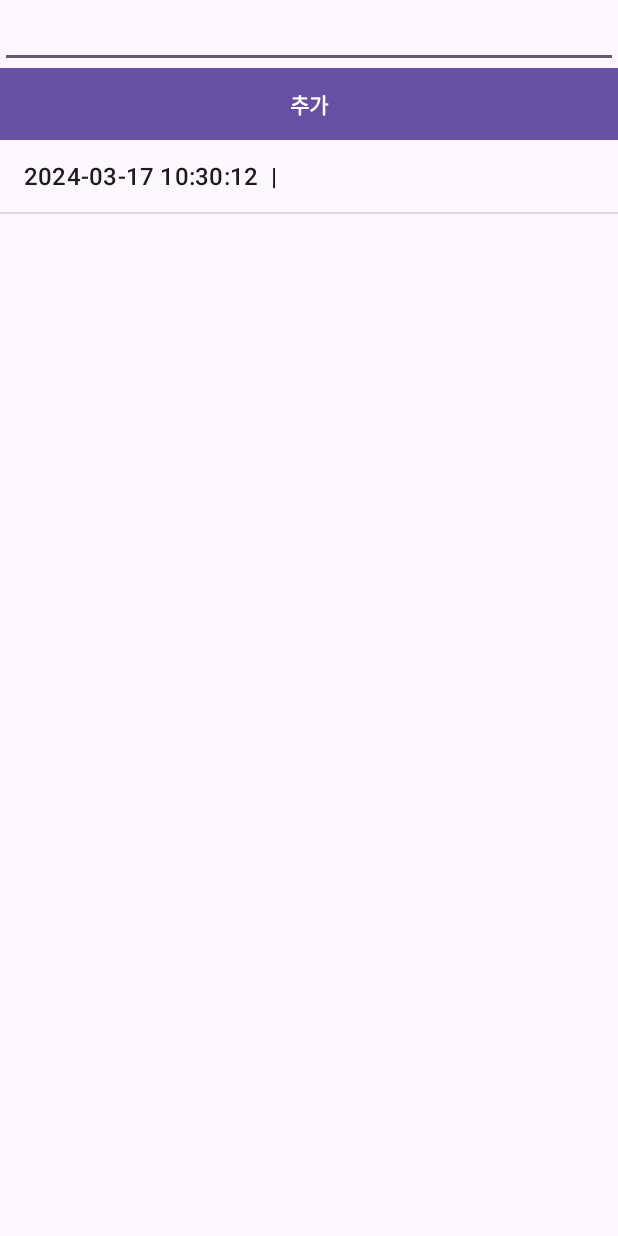
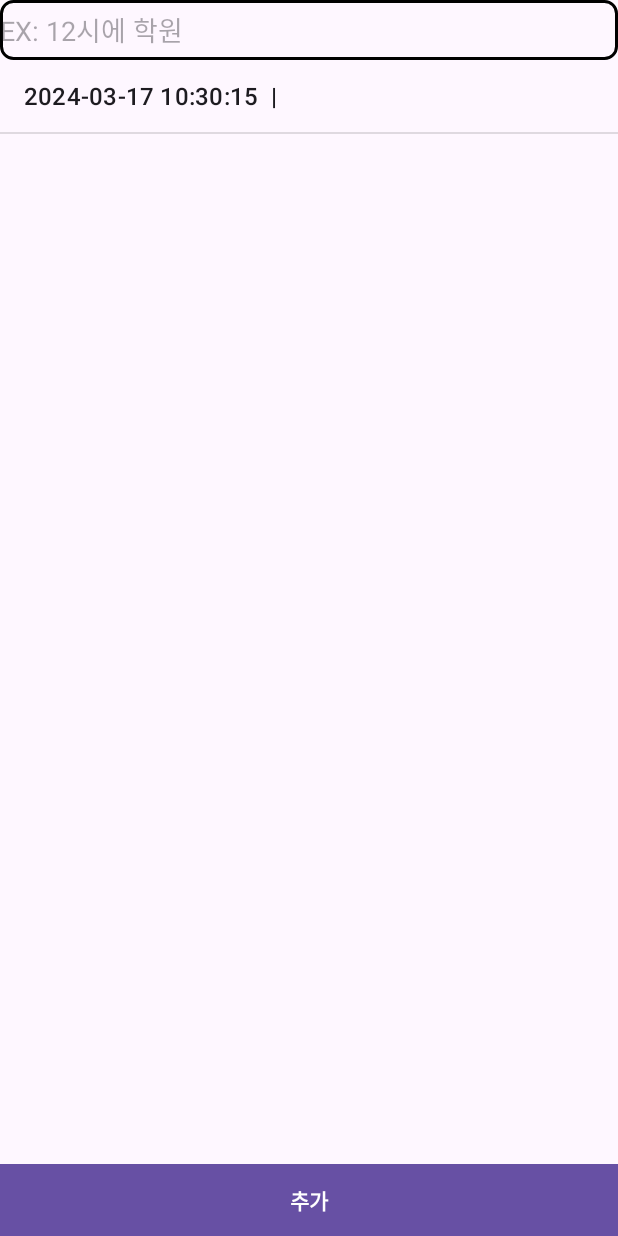
Before and after one commit to PPark8093/CUP, an Android app: the fragment TodoFragment shown on its own in the app's theme, after a tap on "추가", on a phone screen of 412 x 824 dp. Run offline under Robolectric (Android 15) with nearby library versions, the phone set to English and light mode, and no system bars.

Commit message:
Fix GroupFragment.kt alert bug, improve TodoFragment.kt darkmode ui

```diff
--- a/app/src/main/java/kr/pak/cup/TodoFragment.kt
+++ b/app/src/main/java/kr/pak/cup/TodoFragment.kt
@@ -2,6 +2,7 @@ package kr.pak.cup
 
 import android.content.Context
 import android.os.Bundle
+import android.util.Log
 import android.view.KeyEvent
 import android.view.LayoutInflater
 import android.view.View
@@ -132,6 +133,8 @@ class TodoFragment : Fragment() {
         } catch (e: IOException) {
             e.printStackTrace()
         }
+
+        Log.d("todo_save", "TodoList saved")
     }
 
     private fun readTodoList(): ArrayList<String> {
@@ -146,6 +149,8 @@ class TodoFragment : Fragment() {
             e.printStackTrace()
         }
 
+        Log.d("todo_read", "TodoList Read")
+
         return list
     }
 
--- /dev/null
+++ b/app/src/main/res/drawable/input_box.xml
@@ -0,0 +1,10 @@
+<?xml version="1.0" encoding="utf-8"?>
+<shape xmlns:android="http://schemas.android.com/apk/res/android"
+    android:shape="rectangle"
+    android:thickness="0dp">
+
+    <stroke android:width="2dp" android:color="@color/input_box"/>
+    <corners android:radius="8dp"/>
+    <solid android:color="@null"/>
+
+</shape>
--- a/app/src/main/res/layout/fragment_todo.xml
+++ b/app/src/main/res/layout/fragment_todo.xml
@@ -5,7 +5,7 @@
     android:layout_height="match_parent"
     tools:context=".TodoFragment">
 
-    <RelativeLayout
+    <LinearLayout
         android:id="@+id/todoContainer"
         android:layout_width="match_parent"
         android:layout_height="match_parent"
@@ -15,7 +15,20 @@
             android:id="@+id/todoAddInput"
             android:layout_width="match_parent"
             android:layout_height="wrap_content"
-            android:tooltipText="입력"/>
+            android:tooltipText="입력"
+            android:background="@drawable/input_box"
+            android:minHeight="40dp"
+            android:hint="EX: 12시에 학원"/>
+
+        <ListView
+            android:id="@+id/todoListView"
+            android:layout_width="match_parent"
+            android:layout_height="match_parent"
+            android:layout_below="@+id/todoAddButton"
+            android:scrollbarFadeDuration="0"
+            android:scrollbarSize="5dp"
+            android:scrollbarThumbVertical="@color/black"
+            android:layout_weight="1"/>
 
         <Button
             android:id="@+id/todoAddButton"
@@ -26,15 +39,6 @@
             android:textStyle="bold"
             android:background="@drawable/square_button"/>
 
-        <ListView
-            android:id="@+id/todoListView"
-            android:layout_width="match_parent"
-            android:layout_height="match_parent"
-            android:layout_below="@+id/todoAddButton"
-            android:scrollbarFadeDuration="0"
-            android:scrollbarSize="5dp"
-            android:scrollbarThumbVertical="@color/black"/>
-
-    </RelativeLayout>
+    </LinearLayout>
 
 </RelativeLayout>
--- /dev/null
+++ b/app/src/main/res/values-night/colors.xml
@@ -0,0 +1,4 @@
+<?xml version="1.0" encoding="utf-8"?>
+<resources>
+    <color name="input_box">#FFFFFFFF</color>
+</resources>
--- a/app/src/main/res/values/colors.xml
+++ b/app/src/main/res/values/colors.xml
@@ -2,4 +2,5 @@
 <resources>
     <color name="black">#FF000000</color>
     <color name="white">#FFFFFFFF</color>
+    <color name="input_box">#FF000000</color>
 </resources>
```
Also changed, not shown: app/src/main/java/kr/pak/cup/GroupFragment.kt (+47 -0 lines), app/src/main/res/layout/fragment_group.xml (+21 -9 lines).
